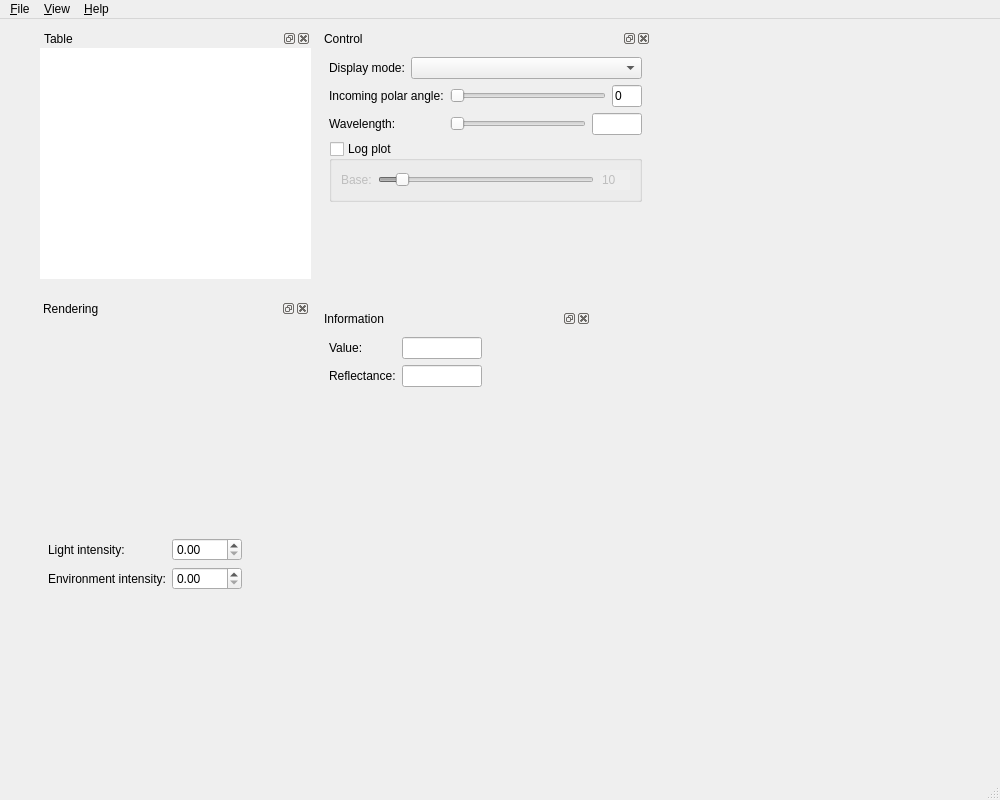
Qt form src/MainWindow.ui (KimuraRyo/BSDFProcessor) before a commit.
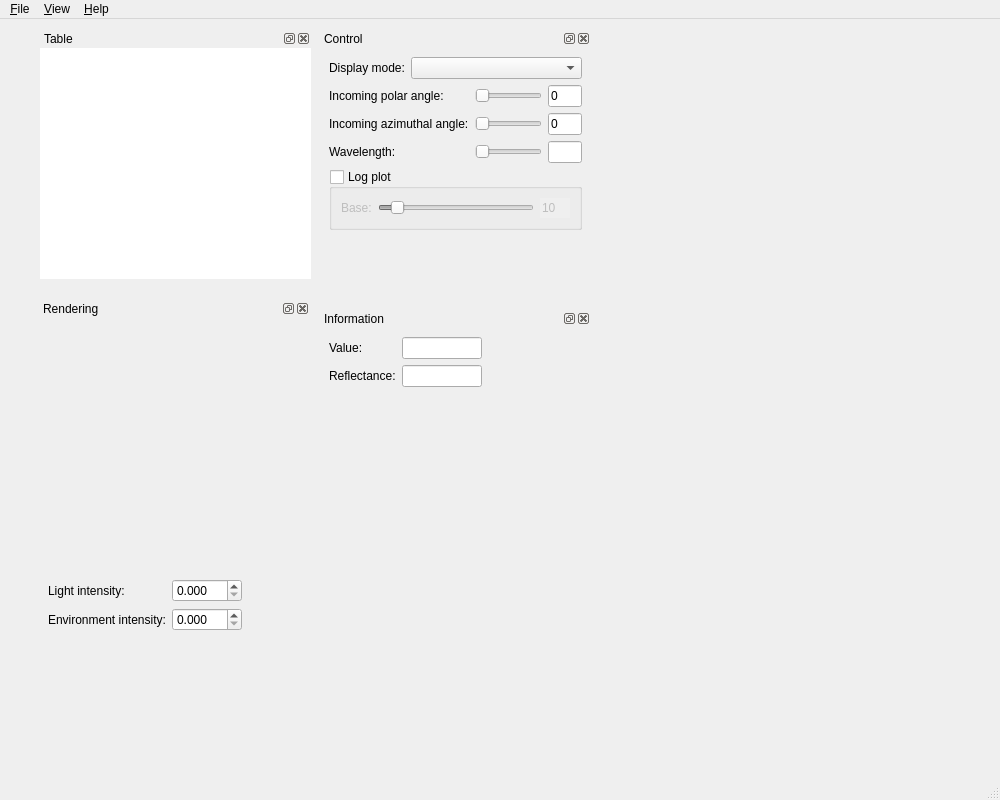
The same form after that commit. Custom widgets are drawn as their Qt base class.

```diff
--- a/src/MainWindow.ui
+++ b/src/MainWindow.ui
@@ -56,8 +56,8 @@
      <rect>
       <x>320</x>
       <y>10</y>
-      <width>331</width>
-      <height>201</height>
+      <width>271</width>
+      <height>231</height>
      </rect>
     </property>
     <property name="sizePolicy">
@@ -69,14 +69,14 @@
     <property name="minimumSize">
      <size>
       <width>250</width>
-      <height>150</height>
+      <height>222</height>
      </size>
     </property>
     <property name="windowTitle">
      <string>Control</string>
     </property>
     <widget class="QWidget" name="dockWidgetContents_2">
-     <layout class="QVBoxLayout" name="verticalLayout_2" stretch="0,0,0,0">
+     <layout class="QVBoxLayout" name="verticalLayout_2">
       <item>
        <layout class="QFormLayout" name="formLayout_2">
         <property name="fieldGrowthPolicy">
@@ -106,6 +106,13 @@
         <property name="fieldGrowthPolicy">
          <enum>QFormLayout::ExpandingFieldsGrow</enum>
         </property>
+        <item row="0" column="0">
+         <widget class="QLabel" name="label">
+          <property name="text">
+           <string>Incoming polar angle:</string>
+          </property>
+         </widget>
+        </item>
         <item row="0" column="1">
          <layout class="QHBoxLayout" name="horizontalLayout">
           <item>
@@ -116,19 +123,13 @@
             <property name="orientation">
              <enum>Qt::Horizontal</enum>
             </property>
-            <property name="invertedAppearance">
-             <bool>false</bool>
-            </property>
-            <property name="invertedControls">
-             <bool>false</bool>
-            </property>
            </widget>
           </item>
           <item>
            <widget class="QLineEdit" name="incomingPolarAngleLineEdit">
             <property name="maximumSize">
              <size>
-              <width>30</width>
+              <width>50</width>
               <height>16777215</height>
              </size>
             </property>
@@ -149,13 +150,20 @@
          </layout>
         </item>
         <item row="1" column="0">
+         <widget class="QLabel" name="incomingAzimuthalAngleLabel">
+          <property name="text">
+           <string>Incoming azimuthal angle:</string>
+          </property>
+         </widget>
+        </item>
+        <item row="2" column="0">
          <widget class="QLabel" name="wavelengthLabel">
           <property name="text">
            <string>Wavelength:</string>
           </property>
          </widget>
         </item>
-        <item row="1" column="1">
+        <item row="2" column="1">
          <layout class="QHBoxLayout" name="horizontalLayout_2">
           <item>
            <widget class="QSlider" name="wavelengthSlider">
@@ -188,12 +196,41 @@
           </item>
          </layout>
         </item>
-        <item row="0" column="0">
-         <widget class="QLabel" name="label">
-          <property name="text">
-           <string>Incoming polar angle:</string>
-          </property>
-         </widget>
+        <item row="1" column="1">
+         <layout class="QHBoxLayout" name="incomingAzimuthalAngleLayout">
+          <item>
+           <widget class="QSlider" name="incomingAzimuthalAngleSlider">
+            <property name="pageStep">
+             <number>1</number>
+            </property>
+            <property name="orientation">
+             <enum>Qt::Horizontal</enum>
+            </property>
+           </widget>
+          </item>
+          <item>
+           <widget class="QLineEdit" name="incomingAzimuthalAngleLineEdit">
+            <property name="maximumSize">
+             <size>
+              <width>50</width>
+              <height>16777215</height>
+             </size>
+            </property>
+            <property name="text">
+             <string>0</string>
+            </property>
+            <property name="maxLength">
+             <number>6</number>
+            </property>
+            <property name="frame">
+             <bool>true</bool>
+            </property>
+            <property name="readOnly">
+             <bool>true</bool>
+            </property>
+           </widget>
+          </item>
+         </layout>
         </item>
        </layout>
       </item>
@@ -477,7 +514,7 @@
       <x>39</x>
       <y>280</y>
       <width>271</width>
-      <height>300</height>
+      <height>341</height>
      </rect>
     </property>
     <property name="sizePolicy">
@@ -554,8 +591,11 @@
             <height>16777215</height>
            </size>
           </property>
+          <property name="decimals">
+           <number>3</number>
+          </property>
           <property name="maximum">
-           <double>999.990000000000009</double>
+           <double>999.999000000000024</double>
           </property>
           <property name="singleStep">
            <double>0.100000000000000</double>
@@ -580,8 +620,11 @@
             <height>16777215</height>
            </size>
           </property>
+          <property name="decimals">
+           <number>3</number>
+          </property>
           <property name="maximum">
-           <double>999.990000000000009</double>
+           <double>999.999000000000024</double>
           </property>
           <property name="singleStep">
            <double>0.100000000000000</double>
```
Left out of the diff: 67 changed lines with no effect on the pictures.
